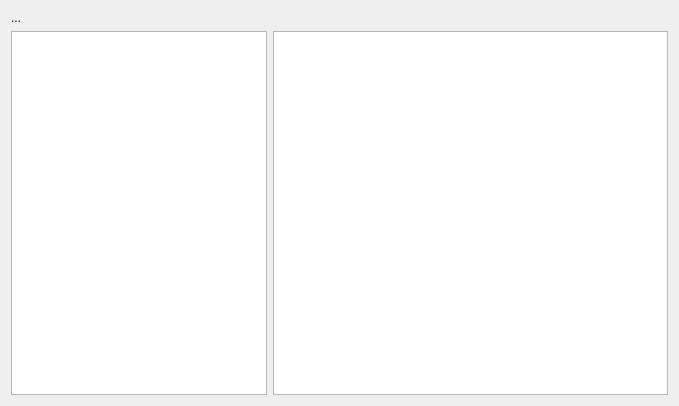
Old version of the form libmap2/rscviewer.ui in the repository yog-muskrat/libmap2.
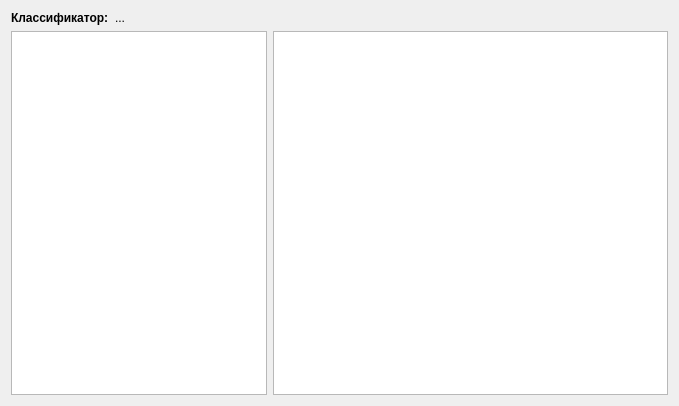
New version of the form.

The edit to the form file:
```diff
--- a/libmap2/rscviewer.ui
+++ b/libmap2/rscviewer.ui
@@ -15,11 +15,34 @@
   </property>
   <layout class="QVBoxLayout" name="verticalLayout">
    <item>
+    <layout class="QHBoxLayout" name="horizontalLayout_2">
+     <item>
+      <widget class="QLabel" name="label">
+       <property name="font">
+        <font>
+         <weight>75</weight>
+         <bold>true</bold>
+        </font>
+       </property>
+       <property name="text">
+        <string>Классификатор:</string>
+       </property>
+      </widget>
+     </item>
+     <item>
     <widget class="QLabel" name="lblTitle">
+       <property name="sizePolicy">
+        <sizepolicy hsizetype="Expanding" vsizetype="Preferred">
+         <horstretch>0</horstretch>
+         <verstretch>0</verstretch>
+        </sizepolicy>
+       </property>
      <property name="text">
       <string>...</string>
      </property>
     </widget>
+     </item>
+    </layout>
    </item>
    <item>
     <layout class="QHBoxLayout" name="horizontalLayout">
```
Lines whose indentation alone changed are shown as unchanged.
